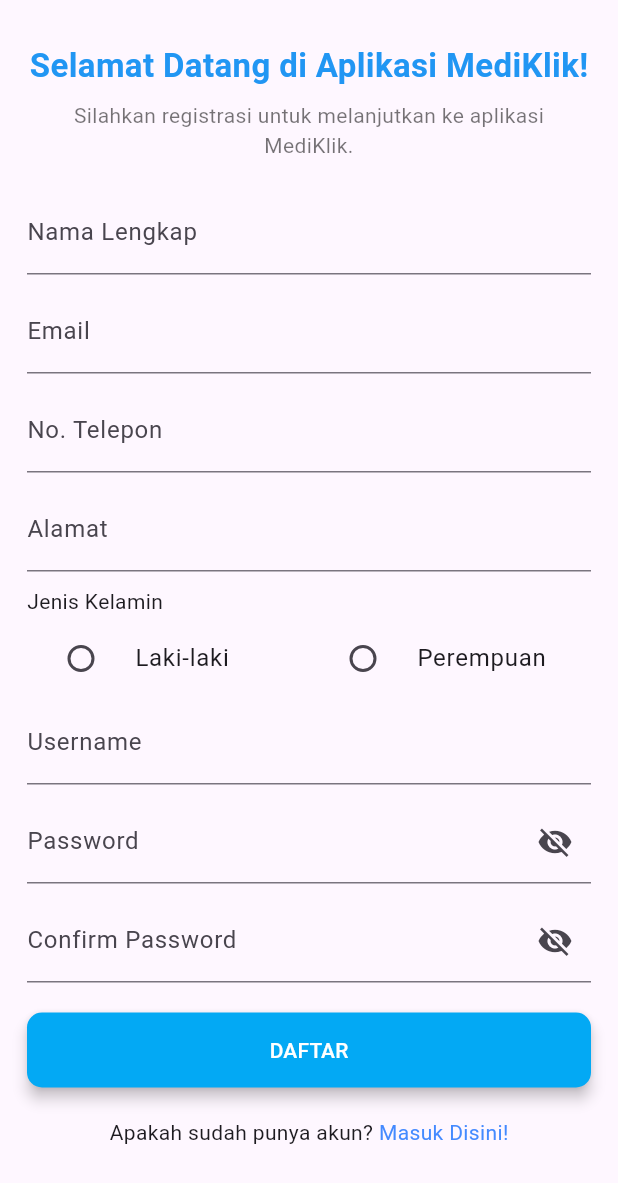
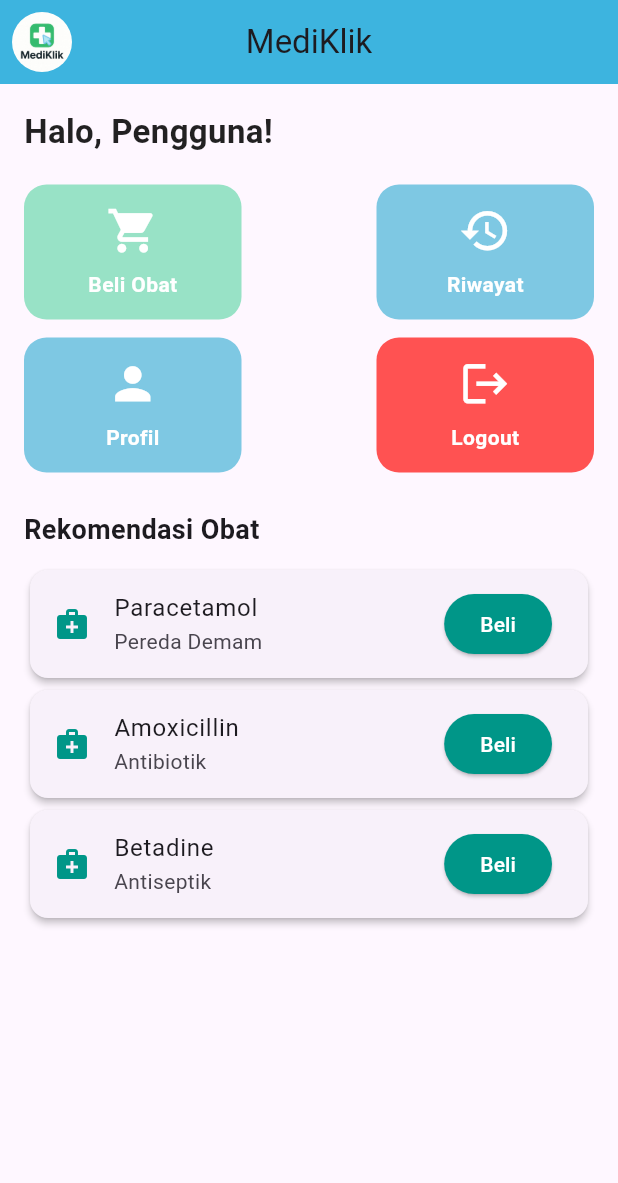
Before and after one commit to HildaKholifah/UTSPAM_D_IF5B_0706, a Flutter app: the screen it shows after launch, on a phone screen of 412 x 824 dp. Shown: the top 1183 px of the screen. Run offline on Flutter 3.47's test engine with Material 3 defaults, Android fonts, the phone set to English and light mode, and no system bars.

Commit message:
Membuat halaman home

```diff
--- a/lib/main.dart
+++ b/lib/main.dart
@@ -1,5 +1,6 @@
 import 'package:flutter/material.dart';
-import 'package:projectuts/presentation/register_page.dart';
+import 'package:projectuts/presentation/home_page.dart';
+import 'package:projectuts/presentation/login_page.dart';
 
 void main() {
   runApp(const MyApp());
@@ -15,7 +16,7 @@ class MyApp extends StatelessWidget {
       theme: ThemeData(
         colorScheme: ColorScheme.fromSeed(seedColor: Colors.deepPurple),
       ),
-      home: const RegisterPage(),
+      home: const HomePage(),
     );
   }
 }
--- /dev/null
+++ b/lib/presentation/home_page.dart
@@ -0,0 +1,205 @@
+import 'package:flutter/material.dart';
+import 'package:projectuts/presentation/login_page.dart';
+import 'package:projectuts/presentation/register_page.dart';
+
+class HomePage extends StatelessWidget {
+  const HomePage({super.key});
+
+  @override
+  Widget build(BuildContext context) {
+    Color greenPastel = const Color(0xFF98E2C6);
+
+    return Scaffold(
+      appBar: AppBar(
+        backgroundColor: Color.fromARGB(255, 61, 180, 223),
+        title: Text('MediKlik'),
+        centerTitle: true,
+        leading: Padding(
+          padding: EdgeInsets.all(8.0),
+          child: ClipOval(
+            child: Image.asset(
+              'assets/presentation/Logo MediKlik.png',
+              fit: BoxFit.contain,
+            ),
+          ),
+        ),
+      ),
+
+      body: Padding(
+        padding: const EdgeInsets.all(16.0),
+        child: Column(
+          crossAxisAlignment: CrossAxisAlignment.start,
+          children: [
+            const Text(
+              "Halo, Pengguna!",
+              style: TextStyle(
+                fontSize: 22,
+                fontWeight: FontWeight.bold,
+                color: Colors.black87,
+              ),
+            ),
+
+            const SizedBox(height: 20),
+
+            // MENU 4 FITUR UTAMA
+            Row(
+              mainAxisAlignment: MainAxisAlignment.spaceBetween,
+              children: [
+                _menuButton(
+                  icon: Icons.shopping_cart,
+                  title: "Beli Obat",
+                  color: greenPastel,
+                  onTap: () {
+                    Navigator.pushReplacement(
+                      context,
+                      MaterialPageRoute(
+                        builder: (context) => RegisterPage(), // sementara
+                      ),
+                    );
+                  },
+                ),
+                _menuButton(
+                  icon: Icons.history,
+                  title: "Riwayat",
+                  color: Color(0xFF7EC8E3),
+                  onTap: () {
+                    Navigator.pushReplacement(
+                      context,
+                      MaterialPageRoute(
+                        builder: (context) => RegisterPage(), // sementara
+                      ),
+                    );
+                  },
+                ),
+              ],
+            ),
+
+            const SizedBox(height: 12),
+
+            Row(
+              mainAxisAlignment: MainAxisAlignment.spaceBetween,
+              children: [
+                _menuButton(
+                  icon: Icons.person,
+                  title: "Profil",
+                  color: Color(0xFF7EC8E3),
+                  onTap: () {
+                    Navigator.pushReplacement(
+                      context,
+                      MaterialPageRoute(
+                        builder: (context) => RegisterPage(), // sementara
+                      ),
+                    );
+                  },
+                ),
+                _menuButton(
+                  icon: Icons.logout,
+                  title: "Logout",
+                  color: Colors.redAccent,
+                  onTap: () {
+                    Navigator.pushReplacement(
+                      context,
+                      MaterialPageRoute(builder: (_) => const LoginPage()),
+                    );
+                  },
+                ),
+              ],
+            ),
+
+            const SizedBox(height: 25),
+
+            const Text(
+              "Rekomendasi Obat",
+              style: TextStyle(fontSize: 18, fontWeight: FontWeight.bold),
+            ),
+
+            const SizedBox(height: 10),
+
+            Expanded(
+              child: ListView(
+                children: [
+                  _itemObat(
+                    nama: "Paracetamol",
+                    kategori: "Pereda Demam",
+                    harga: "Rp 10.000",
+                    onTap: () {},
+                  ),
+                  _itemObat(
+                    nama: "Amoxicillin",
+                    kategori: "Antibiotik",
+                    harga: "Rp 25.000",
+                    onTap: () {},
+                  ),
+                  _itemObat(
+                    nama: "Betadine",
+                    kategori: "Antiseptik",
+                    harga: "Rp 15.000",
+                    onTap: () {},
+                  ),
+                ],
+              ),
+            ),
+          ],
+        ),
+      ),
+    );
+  }
+
+  Widget _menuButton({
+    required IconData icon,
+    required String title,
+    required Color color,
+    required VoidCallback onTap,
+  }) {
+    return GestureDetector(
+      onTap: onTap,
+      child: Container(
+        width: 145,
+        height: 90,
+        decoration: BoxDecoration(
+          color: color,
+          borderRadius: BorderRadius.circular(15),
+        ),
+        child: Column(
+          mainAxisAlignment: MainAxisAlignment.center,
+          children: [
+            Icon(icon, size: 35, color: Colors.white),
+            const SizedBox(height: 8),
+            Text(
+              title,
+              style: const TextStyle(
+                color: Colors.white,
+                fontWeight: FontWeight.bold,
+                fontSize: 14,
+              ),
+            ),
+          ],
+        ),
+      ),
+    );
+  }
+
+  Widget _itemObat({
+    required String nama,
+    required String kategori,
+    required String harga,
+    required VoidCallback onTap,
+  }) {
+    return Card(
+      elevation: 2,
+      child: ListTile(
+        leading: const Icon(Icons.medical_services, color: Colors.teal),
+        title: Text(nama),
+        subtitle: Text(kategori),
+        trailing: ElevatedButton(
+          onPressed: onTap,
+          style: ElevatedButton.styleFrom(
+            backgroundColor: Colors.teal,
+            foregroundColor: Colors.white,
+          ),
+          child: const Text("Beli"),
+        ),
+      ),
+    );
+  }
+}
--- a/lib/presentation/login_page.dart
+++ b/lib/presentation/login_page.dart
@@ -1,4 +1,5 @@
 import 'package:flutter/material.dart';
+import 'package:projectuts/presentation/home_page.dart';
 import 'package:projectuts/presentation/register_page.dart';
 
 class LoginPage extends StatefulWidget {
@@ -117,7 +118,7 @@ class _LoginPageState extends State<LoginPage> {
                             Navigator.pushReplacement(
                               context,
                               MaterialPageRoute(
-                                builder: (context) => LoginPage(),
+                                builder: (context) => HomePage(),
                               ),
                             );
                           }
--- a/lib/presentation/register_page.dart
+++ b/lib/presentation/register_page.dart
@@ -269,9 +269,7 @@ class _RegisterPageState extends State<RegisterPage> {
                       if (_formKey.currentState!.validate()) {
                         Navigator.pushReplacement(
                           context,
-                          MaterialPageRoute(
-                            builder: (context) => RegisterPage(),
-                          ),
+                          MaterialPageRoute(builder: (context) => LoginPage()),
                         );
                       }
                     },
```
